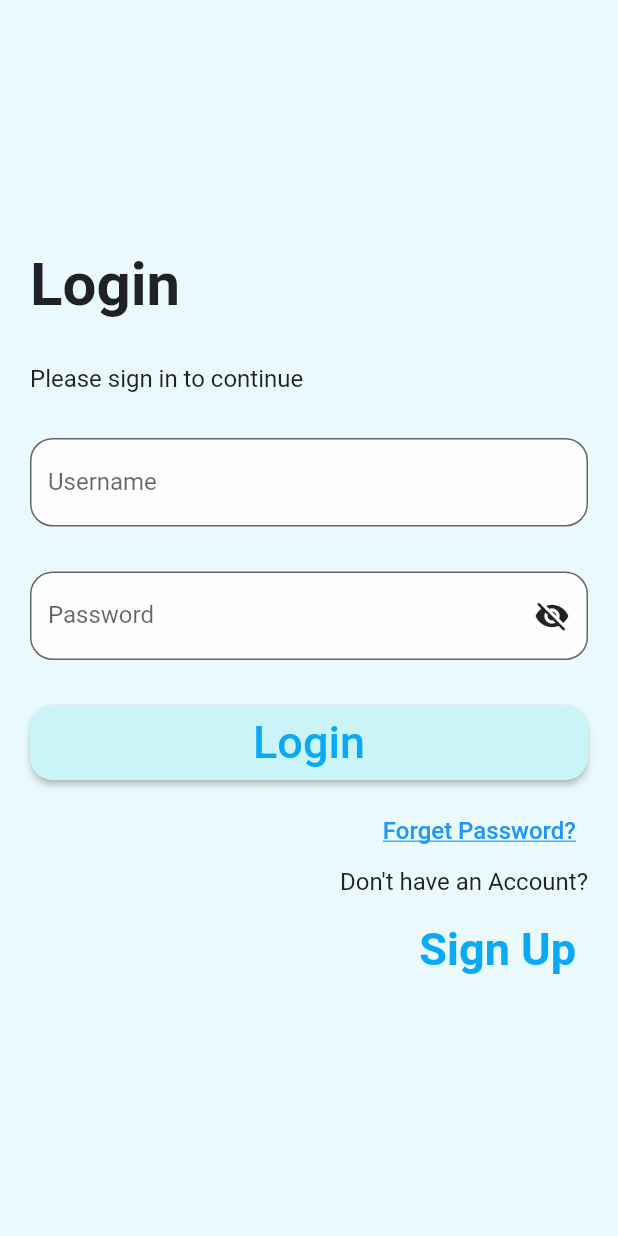
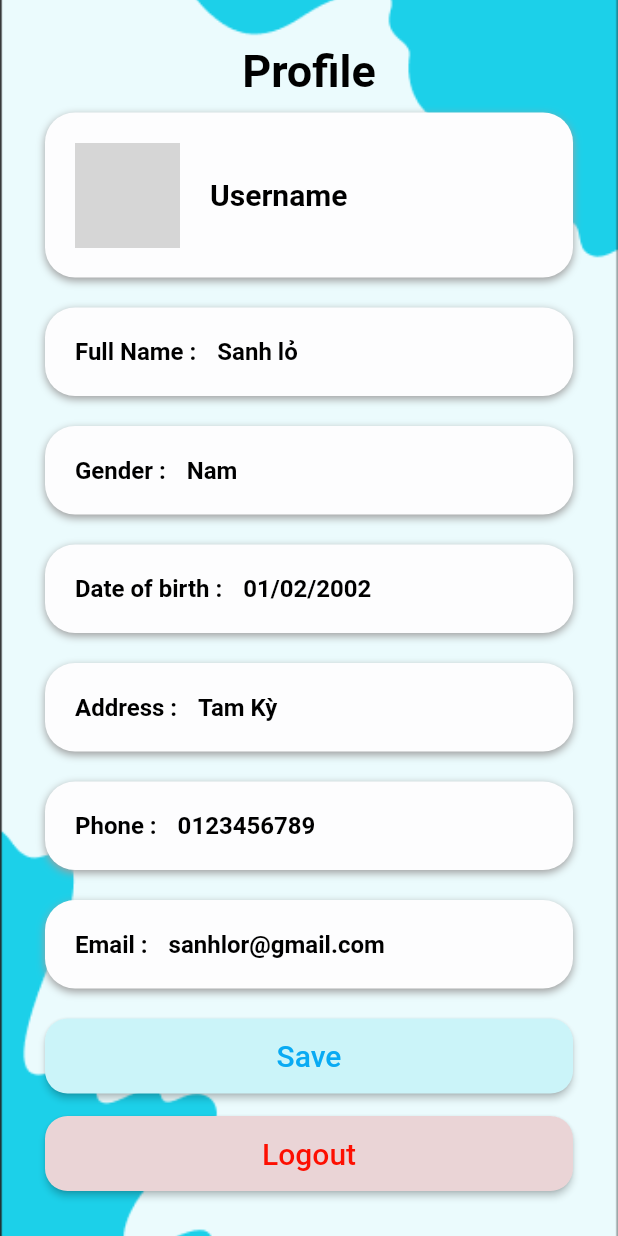
Before and after one commit to vuaspro1/english_learning, a Flutter app: the screen it shows after launch, on a phone screen of 412 x 824 dp. Run offline on Flutter 3.47's test engine with Material 2 defaults, Android fonts, the light colour scheme and no system bars; our stand-ins replace get, google_fonts; grey boxes are pictures that could not be loaded.

Commit message:
update profile

```diff
--- a/lib/main.dart
+++ b/lib/main.dart
@@ -1,4 +1,6 @@
+import 'package:english_learning/src/features/authentication/screens/profile/profile.dart';
 import 'package:english_learning/src/features/authentication/screens/splash_screen/splash_screen.dart';
+import 'package:english_learning/src/features/authentication/screens/welcome/welcome_screen.dart';
 import 'package:english_learning/src/utils/theme/theme.dart';
 import 'package:flutter/material.dart';
 import 'package:get/get_navigation/get_navigation.dart';
@@ -16,7 +18,7 @@ class MyApp extends StatelessWidget {
       theme: TAppTheme.lightTheme,
       darkTheme: TAppTheme.darkTheme,
       themeMode: ThemeMode.system,
-      home: SplashScreen(),
+      home: ProfileScreen(),
     );
   }
 }
--- a/lib/src/constants/colors.dart
+++ b/lib/src/constants/colors.dart
@@ -12,3 +12,5 @@ const tBackGroundColor = Color(0xFFEAFAFC);
 const tTextFieldBackgroundColor = Color(0xFFFDFDFE);
 const tTextButtonColor = Color(0xFF09AAF3);
 const tBackgroundButtonColor = Color(0xFFCBF4F9);
+const tLogoutButtonColor = Color(0xFFEAD4D6) ;
+const tLogoutTextColor = Color(0xFFFD0F01);
--- a/lib/src/constants/image_strings.dart
+++ b/lib/src/constants/image_strings.dart
@@ -1,2 +1,4 @@
 
 const String tSplashImage = "assets/images/logo.png";
+const String tBackground = "assets/images/bg.png";
+const String tavt = "assets/images/avt.png";
--- a/lib/src/constants/text_strings.dart
+++ b/lib/src/constants/text_strings.dart
@@ -16,12 +16,12 @@ const String tClose = "Close";
 
 // -- Sign Up Screen Text
 const String tSignUpSubTitle = "Please register an account to experience the application";
-const String tFullName = "Full Name";
-const String tEmail = "Email";
-const String tPhone = "Phone";
-const String tDateOfBirth = "Date of birth";
-const String tGender = "Gender";
-const String tAddress = "Address";
+const String tFullName = "Full Name : ";
+const String tEmail = "Email : ";
+const String tPhone = "Phone : ";
+const String tDateOfBirth = "Date of birth : ";
+const String tGender = "Gender : ";
+const String tAddress = "Address : ";
 enum Gender { male, female }
 const String tMale = "Male";
 const String tFemale = "Female";
@@ -36,3 +36,5 @@ const String tPhoneUser = "0123456789";
 const String tDateOfBirthUser = "01/02/2002";
 const String tGenderUser = "Nam";
 const String tAddressUser = "Tam Kỳ";
+const String tSave = "Save";
+const String tLogout = "Logout";
--- /dev/null
+++ b/lib/src/features/authentication/screens/profile/profile.dart
@@ -0,0 +1,349 @@
+import 'package:english_learning/src/constants/colors.dart';
+import 'package:english_learning/src/constants/image_strings.dart';
+import 'package:english_learning/src/constants/text_strings.dart';
+import 'package:flutter/material.dart';
+
+import '../../../../constants/sizes.dart';
+import '../welcome/welcome_screen.dart';
+
+class ProfileScreen extends StatefulWidget {
+  const ProfileScreen({super.key});
+
+  @override
+  State<ProfileScreen> createState() => _ProfileScreenState();
+}
+
+class _ProfileScreenState extends State<ProfileScreen> {
+  @override
+  Widget build(BuildContext context) {
+    double textFieldWidth = MediaQuery.of(context).size.width - 40.0;
+
+    return SafeArea(
+      child: Scaffold(
+        body: SingleChildScrollView(
+          child: Container(
+            width: double.infinity,
+            decoration: const BoxDecoration(
+                image: DecorationImage(
+                  image: AssetImage(tBackground),
+                  fit: BoxFit.cover,
+                ),
+            ),
+            padding: const EdgeInsets.all(tDefaultSize),
+
+            child: Column(
+              children: [
+
+               const Text("Profile", style: TextStyle(
+                  fontSize: tDefaultSize,
+                  color: tDarkColor,
+                 fontWeight: FontWeight.bold,
+                ),
+               textAlign: TextAlign.left,
+               ),
+                const SizedBox(height: tFormHeight-20,),
+              Container(
+                width: double.infinity,
+                padding: const EdgeInsets.symmetric(vertical: 20.0),
+                decoration: BoxDecoration(
+                  color: tTextFieldBackgroundColor,
+                  borderRadius: BorderRadius.circular(20.0),
+                  boxShadow: const [
+                    BoxShadow(
+                      color: Colors.grey, // Màu của đổ bóng
+                      offset: Offset(0, 2), // Độ lệch đổ bóng theo chiều ngang và chiều dọc
+                      blurRadius: 4.0, // Độ mờ của đổ bóng
+                      spreadRadius: 0.0, // Kích thước đổ bóng
+                    ),
+                  ],// Đặt BorderRadius cho Container ngoài cùng
+                ),
+                child: Container(
+                  child: Row(
+                    children: [
+                      Container(
+                        margin: EdgeInsets.only(left: 20.0),
+                        child: ClipOval(
+                          child: Container(
+                            width: 70.0, // Đặt chiều rộng của hình ảnh
+                            height: 70.0, // Đặt chiều cao của hình ảnh
+                            child: Image.asset(tavt), // Sử dụng Image.asset với đường dẫn hình ảnh
+                          ),),
+                      ),
+                    Container(
+                      margin: EdgeInsets.only(left: 20.0), // Khoảng cách 10.0 giữa hình ảnh và văn bản
+                      child: const Text(
+                        tUserName,
+                        style: TextStyle(
+                          color: tDarkColor,
+                          fontWeight: FontWeight.bold,
+                          fontSize: tFormSize,
+                        ),
+                      ),
+                    ),
+                    ],
+                  ),
+                ),
+              ),
+
+                const SizedBox(height: tFormHeight-10,),
+                Container(
+                  width: double.infinity,
+                  padding: const EdgeInsets.symmetric(vertical: 20.0),
+                  decoration: BoxDecoration(
+                    color: tTextFieldBackgroundColor,
+                    borderRadius: BorderRadius.circular(20.0),
+                    boxShadow: const [
+                      BoxShadow(
+                        color: Colors.grey, offset: Offset(0, 2), blurRadius: 4.0, spreadRadius: 0.0,
+                      ),
+                    ],// Đặt BorderRadius cho Container ngoài cùng
+                  ),
+                  child: Row(
+                    children: [
+                      Container(
+                        margin: EdgeInsets.only(left: 20.0),
+                          child: const Text(tFullName,
+                            style: TextStyle(
+                                color: tDarkColor, fontWeight: FontWeight.bold, fontSize: tFontSizeSubTitle
+                            ),)
+                      ),
+                      Container(
+                          margin: EdgeInsets.only(left: 10.0),
+                          child: const Text(tFullNameUser,
+                            style: TextStyle(
+                                color: tDarkColor, fontWeight: FontWeight.bold, fontSize: tFontSizeSubTitle
+                            ),)
+
+                      ),
+                    ],
+                  ),
+                ),//fulname
+
+                const SizedBox(height: tFormHeight-10,),
+                Container(
+                  width: double.infinity,
+                  padding: const EdgeInsets.symmetric(vertical: 20.0),
+                  decoration: BoxDecoration(
+                    color: tTextFieldBackgroundColor,
+                    borderRadius: BorderRadius.circular(20.0),
+                    boxShadow: const [
+                      BoxShadow(
+                        color: Colors.grey, offset: Offset(0, 2), blurRadius: 4.0, spreadRadius: 0.0,
+                      ),
+                    ],// Đặt BorderRadius cho Container ngoài cùng
+                  ),
+                  child: Row(
+                    children: [
+                      Container(
+                          margin: EdgeInsets.only(left: 20.0),
+                          child: const Text(tGender,
+                            style: TextStyle(
+                                color: tDarkColor, fontWeight: FontWeight.bold, fontSize: tFontSizeSubTitle
+                            ),)
+                      ),
+                      Container(
+                          margin: EdgeInsets.only(left: 10.0),
+                          child: const Text(tGenderUser,
+                            style: TextStyle(
+                                color: tDarkColor, fontWeight: FontWeight.bold, fontSize: tFontSizeSubTitle
+                            ),)
+
+                      ),
+                    ],
+                  ),
+                ),//gender
+
+                const SizedBox(height: tFormHeight-10,),
+                Container(
+                  width: double.infinity,
+                  padding: const EdgeInsets.symmetric(vertical: 20.0),
+                  decoration: BoxDecoration(
+                    color: tTextFieldBackgroundColor,
+                    borderRadius: BorderRadius.circular(20.0),
+                    boxShadow: const [
+                      BoxShadow(
+                        color: Colors.grey, offset: Offset(0, 2), blurRadius: 4.0, spreadRadius: 0.0,
+                      ),
+                    ],// Đặt BorderRadius cho Container ngoài cùng
+                  ),
+                  child: Row(
+                    children: [
+                      Container(
+                          margin: EdgeInsets.only(left: 20.0),
+                          child: const Text(tDateOfBirth,
+                            style: TextStyle(
+                                color: tDarkColor, fontWeight: FontWeight.bold, fontSize: tFontSizeSubTitle
+                            ),)
+                      ),
+                      Container(
+                          margin: EdgeInsets.only(left: 10.0),
+                          child: const Text(tDateOfBirthUser,
+                            style: TextStyle(
+                                color: tDarkColor, fontWeight: FontWeight.bold, fontSize: tFontSizeSubTitle
+                            ),)
+
+                      ),
+                    ],
+                  ),
+                ),//Dob
+
+                const SizedBox(height: tFormHeight-10,),
+                Container(
+                  width: double.infinity,
+                  padding: const EdgeInsets.symmetric(vertical: 20.0),
+                  decoration: BoxDecoration(
+                    color: tTextFieldBackgroundColor,
+                    borderRadius: BorderRadius.circular(20.0),
+                    boxShadow: const [
+                      BoxShadow(
+                        color: Colors.grey, offset: Offset(0, 2), blurRadius: 4.0, spreadRadius: 0.0,
+                      ),
+                    ],// Đặt BorderRadius cho Container ngoài cùng
+                  ),
+                  child: Row(
+                    children: [
+                      Container(
+                          margin: EdgeInsets.only(left: 20.0),
+                          child: const Text(tAddress,
+                            style: TextStyle(
+                                color: tDarkColor, fontWeight: FontWeight.bold, fontSize: tFontSizeSubTitle
+                            ),)
+                      ),
+                      Container(
+                          margin: EdgeInsets.only(left: 10.0),
+                          child: const Text(tAddressUser,
+                            style: TextStyle(
+                                color: tDarkColor, fontWeight: FontWeight.bold, fontSize: tFontSizeSubTitle
+                            ),)
+
+                      ),
+                    ],
+                  ),
+                ),//Address
+
+                const SizedBox(height: tFormHeight-10,),
+                Container(
+                  width: double.infinity,
+                  padding: const EdgeInsets.symmetric(vertical: 20.0),
+                  decoration: BoxDecoration(
+                    color: tTextFieldBackgroundColor,
+                    borderRadius: BorderRadius.circular(20.0),
+                    boxShadow: const [
+                      BoxShadow(
+                        color: Colors.grey, offset: Offset(0, 2), blurRadius: 4.0, spreadRadius: 0.0,
+                      ),
+                    ],// Đặt BorderRadius cho Container ngoài cùng
+                  ),
+                  child: Row(
+                    children: [
+                      Container(
+                          margin: EdgeInsets.only(left: 20.0),
+                          child: const Text(tPhone,
+                            style: TextStyle(
+                                color: tDarkColor, fontWeight: FontWeight.bold, fontSize: tFontSizeSubTitle
+                            ),)
+                      ),
+                      Container(
+                          margin: EdgeInsets.only(left: 10.0),
+                          child: const Text(tPhoneUser,
+                            style: TextStyle(
+                                color: tDarkColor, fontWeight: FontWeight.bold, fontSize: tFontSizeSubTitle
+                            ),)
+
+                      ),
+                    ],
+                  ),
+                ),//phone
+
+                const SizedBox(height: tFormHeight-10,),
+                Container(
+                  width: double.infinity,
+                  padding: const EdgeInsets.symmetric(vertical: 20.0),
+                  decoration: BoxDecoration(
+                    color: tTextFieldBackgroundColor,
+                    borderRadius: BorderRadius.circular(20.0),
+                    boxShadow: const [
+                      BoxShadow(
+                        color: Colors.grey, offset: Offset(0, 2), blurRadius: 4.0, spreadRadius: 0.0,
+                      ),
+                    ],// Đặt BorderRadius cho Container ngoài cùng
+                  ),
+                  child: Row(
+                    children: [
+                      Container(
+                          margin: EdgeInsets.only(left: 20.0),
+                          child: const Text(tEmail,
+                            style: TextStyle(
+                                color: tDarkColor, fontWeight: FontWeight.bold, fontSize: tFontSizeSubTitle
+                            ),)
+                      ),
+                      Container(
+                          margin: EdgeInsets.only(left: 10.0),
+                          child: const Text(tEmailUser,
+                            style: TextStyle(
+                                color: tDarkColor, fontWeight: FontWeight.bold, fontSize: tFontSizeSubTitle
+                            ),)
+
+                      ),
+                    ],
+                  ),
+                ),//email
+
+                const SizedBox(height: tFormHeight-10,),
+                Container(
+                  width: textFieldWidth,
+                  child: ElevatedButton(
+                    onPressed:() {},
+                    child: const Text(tSave,
+                      style:  TextStyle(fontSize: tFormSize,
+                          color: tTextButtonColor),
+                    ),
+                    style: ButtonStyle(
+                      backgroundColor: MaterialStateProperty.all(tBackgroundButtonColor),
+                      shape: MaterialStateProperty.all<RoundedRectangleBorder>(
+                        RoundedRectangleBorder(
+                          borderRadius: BorderRadius.circular(tBorderRadiusCircular), // Đặt bán kính cong
+                        ),
+                      ),
+                      minimumSize: MaterialStateProperty.all(Size(300.0, 50.0)),
+                    ),
+                  ),
+                ),
+
+                const SizedBox(height: tFormHeight-15,),
+                Container(
+                  width: textFieldWidth,
+                  child: ElevatedButton(
+                    onPressed:() {
+                      Navigator.push(
+                        context,
+                        MaterialPageRoute(builder: (context) {
+                          return WelcomeScreen();
+                        }),
+                      );
+                    },
+                    style: ButtonStyle(
+                      backgroundColor: MaterialStateProperty.all(tLogoutButtonColor),
+                      shape: MaterialStateProperty.all<RoundedRectangleBorder>(
+                        RoundedRectangleBorder(
+                          borderRadius: BorderRadius.circular(tBorderRadiusCircular), // Đặt bán kính cong
+                        ),
+                      ),
+                      minimumSize: MaterialStateProperty.all(Size(300.0, 50.0)),
+                    ),
+                    child: const Text(tLogout,
+                      style:  TextStyle(fontSize: tFormSize,
+                          color: tLogoutTextColor),
+                    ),
+                  ),
+                ),
+          ],
+            ),
+          ),
+
+        ),
+
+      ),
+    );
+  }
+}
--- a/lib/src/features/authentication/screens/signup/signup_screen.dart
+++ b/lib/src/features/authentication/screens/signup/signup_screen.dart
@@ -5,6 +5,7 @@ import 'package:english_learning/src/utils/theme/widget_themes/text_field_theme.
 import 'package:flutter/material.dart';
 import 'dart:io';
 
+import '../../../../constants/image_strings.dart';
 import '../../../../constants/text_strings.dart';
 
 class SignUpScreen extends StatefulWidget {
@@ -42,6 +43,12 @@ class _SignUpScreenState extends State<SignUpScreen> {
         backgroundColor: tBackGroundColor,
         body: SingleChildScrollView(
           child: Container(
+            decoration: const BoxDecoration(
+              image: DecorationImage(
+                image: AssetImage(tBackground),
+                fit: BoxFit.cover,
+              ),
+            ),
             padding: const EdgeInsets.all(tDefaultSize),
             child: Column(
               children: [
@@ -210,8 +217,8 @@ class _SignUpScreenState extends State<SignUpScreen> {
                           width: textFieldWidth,
                           child: ElevatedButton(
                             onPressed: _signUpButtonPressed,
-                            child: Text(tSignUp,
-                              style: TextStyle(fontSize: tFormSize,
+                            child:  Text(tSignUp,
+                              style:  TextStyle(fontSize: tFormSize,
                                   color: tTextButtonColor),
                             ),
                             style: ButtonStyle(
@@ -250,7 +257,7 @@ class _SignUpScreenState extends State<SignUpScreen> {
     }
   }
 
-  void _signUpButtonPressed() {
+   void _signUpButtonPressed() {
     Navigator.push(
       context,
       MaterialPageRoute(builder: (context) {
--- a/lib/src/features/authentication/screens/welcome/welcome_screen.dart
+++ b/lib/src/features/authentication/screens/welcome/welcome_screen.dart
@@ -63,12 +63,18 @@ class _WelcomeScreenState extends State<WelcomeScreen> {
         backgroundColor: tBackGroundColor,
         body: Center(
           child: Container(
+            decoration: const BoxDecoration(
+                image: DecorationImage(
+                  image: AssetImage("assets/images/bg.png"),
+                  fit: BoxFit.cover,
+                )
+            ),
             padding: EdgeInsets.symmetric(horizontal: 20.0),
             child: Column(
               mainAxisAlignment: MainAxisAlignment.center,
               crossAxisAlignment: CrossAxisAlignment.start,
               children: [
-                Align(
+                 const Align(
                   alignment: Alignment.centerLeft,
                   child: Text(
                     tLoginTitle,
@@ -79,7 +85,7 @@ class _WelcomeScreenState extends State<WelcomeScreen> {
                   ),
                 ),
                 SizedBox(height: tFormHeight,),
-                Align(
+                const Align(
                   alignment: Alignment.centerLeft,
                   child: Text(
                     tLoginSubTitle,
@@ -131,7 +137,7 @@ class _WelcomeScreenState extends State<WelcomeScreen> {
                   width: textFieldWidth, // Đặt chiều rộng của Container bằng với TextField
                   child: ElevatedButton(
                     onPressed: _loginButtonPressed,
-                    child: Text(tLoginTitle,
+                    child:   Text(tLoginTitle,
                       style: TextStyle(fontSize: tDefaultSize,
                       color: tTextButtonColor),
                     ),
@@ -156,7 +162,7 @@ class _WelcomeScreenState extends State<WelcomeScreen> {
                         onPressed: () {
                           // Xử lý khi liên kết "Forgot Password" được nhấn
                         },
-                        child: Text(
+                        child: const Text(
                           tForgetPassword,
                           style: TextStyle(
                             fontSize: tFontSizeSubTitle,
@@ -164,7 +170,7 @@ class _WelcomeScreenState extends State<WelcomeScreen> {
                           ),
                         ),
                       ),
-                      Text(
+                      const Text(
                         tDontHaveAccount,
                         style: TextStyle(
                           fontSize: tFontSizeSubTitle,
@@ -173,7 +179,7 @@ class _WelcomeScreenState extends State<WelcomeScreen> {
                       SizedBox(height: tFormHeight-20),
                       TextButton(
                         onPressed: _signUpButtonPressed,
-                        child: Text(
+                        child: const Text(
                           tSignUp,
                           style: TextStyle(
                             fontSize: tDefaultSize,
--- a/pubspec.yaml
+++ b/pubspec.yaml
@@ -76,6 +76,7 @@ flutter:
   assets:
     - assets/images/
 
+
   # To add assets to your application, add an assets section, like this:
   # assets:
   #   - images/a_dot_burr.jpeg
```
Also changed, not shown: assets/images/bg.png (added).
